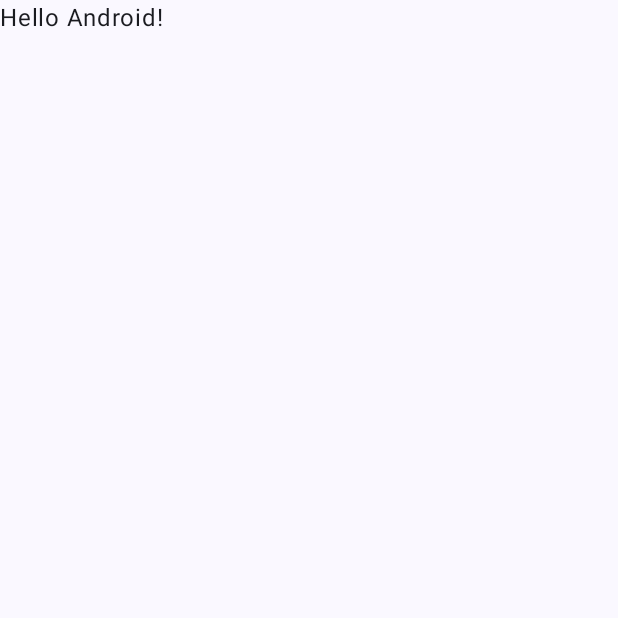
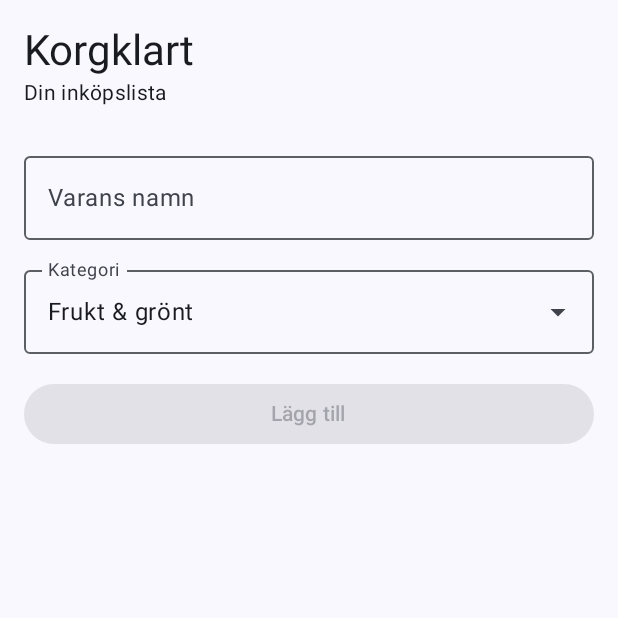
Before and after one commit to angiescoding2/Korgklart, an Android app built with Jetpack Compose: the screen it shows after launch (MainActivity), on a phone screen of 412 x 824 dp, the top half of it. Before the commit the part shown is almost empty. Run offline under Robolectric (Android 15) with nearby library versions, the phone set to English and light mode, and no system bars.

Commit message:
Add shopping item forms with category selection

```diff
--- a/app/src/main/java/com/example/korgklart/MainActivity.kt
+++ b/app/src/main/java/com/example/korgklart/MainActivity.kt
@@ -4,8 +4,8 @@
  [x] 1. Skapa Androidprojekt och koppla till GitHub.
  [x] 2. Skapa data class GroceryItem med minst tre egenskaper.
  [x] 3. Skapa ShoppingViewModel som hanterar inköpslistan.
- [ ] 4. Skapa appens gränssnitt med Material 3 och tema.
- [ ] 5. Lägg till TextField, kategorival och Button.
+ [] 4. Skapa appens gränssnitt med Material 3 och tema.
+ [x] 5. Lägg till TextField, kategorival och Button.
  [ ] 6. Visa inköpslistan med LazyColumn.
  [ ] 7. Lägg till funktion för att markera varor som inköpta.
  [ ] 8. Lägg till funktioner för att redigera och ta bort varor.
@@ -13,30 +13,68 @@
  [ ] 10. Testa, felsök med Logcat och färdigställ README.
  * GIT: Gör minst 5 tydliga commits under utvecklingen.
  */
+
+
 package com.example.korgklart
 
+// Importerar klasser som behövs för att starta Android-appen.
 import android.os.Bundle
 import androidx.activity.ComponentActivity
 import androidx.activity.compose.setContent
 import androidx.activity.enableEdgeToEdge
+
+// Importerar komponenter för appens gränssnitt.
+import androidx.compose.foundation.layout.Column
 import androidx.compose.foundation.layout.fillMaxSize
 import androidx.compose.foundation.layout.padding
 import androidx.compose.material3.Scaffold
 import androidx.compose.material3.Text
+import androidx.compose.material3.MaterialTheme
 import androidx.compose.runtime.Composable
 import androidx.compose.ui.Modifier
-import androidx.compose.ui.tooling.preview.Preview
+import androidx.compose.ui.unit.dp
+
+// Importerar appens tema.
 import com.example.korgklart.ui.theme.KorgklartTheme
+// Komponenter för formulär och kategorival.
+import androidx.compose.foundation.layout.Spacer
+import androidx.compose.foundation.layout.height
+import androidx.compose.material3.Button
+import androidx.compose.material3.OutlinedTextField
+import androidx.compose.material3.ExposedDropdownMenuBox
+import androidx.compose.material3.ExposedDropdownMenuDefaults
+import androidx.compose.material3.DropdownMenuItem
+import androidx.compose.runtime.getValue
+import androidx.compose.runtime.setValue
+import androidx.compose.runtime.mutableStateOf
+import androidx.compose.runtime.remember
+// Används för komponenter som fyller bredden och Material 3-menyn.
+import androidx.compose.foundation.layout.fillMaxWidth
+import androidx.compose.material3.ExperimentalMaterial3Api
 
+// MainActivity är den första Activity som startas när appen öppnas.
 class MainActivity : ComponentActivity() {
+
+    // onCreate körs när Activity skapas.
     override fun onCreate(savedInstanceState: Bundle?) {
         super.onCreate(savedInstanceState)
+
+        // Gör att appens innehåll kan ritas bakom systemfält.
         enableEdgeToEdge()
+
+        // Bestämmer vilket gränssnitt appen ska visa.
         setContent {
+
+            // Använder Korgklarts färger och Material 3-tema.
             KorgklartTheme {
-                Scaffold(modifier = Modifier.fillMaxSize()) { innerPadding ->
-                    Greeting(
-                        name = "Android",
+
+                // Scaffold skapar en grundstruktur för appens skärm.
+                Scaffold(
+                    modifier = Modifier.fillMaxSize()
+                ) { innerPadding ->
+
+                    // Visar vår egen huvudsida med rätt marginaler.
+                    ShoppingScreen(
                         modifier = Modifier.padding(innerPadding)
                     )
                 }
@@ -45,18 +83,121 @@ class MainActivity : ComponentActivity() {
     }
 }
 
+// Skapar Korgklarts huvudsida med Jetpack Compose.
+
+// Skapar Korgklarts huvudsida.
+@OptIn(ExperimentalMaterial3Api::class)
 @Composable
-fun Greeting(name: String, modifier: Modifier = Modifier) {
-    Text(
-        text = "Hello $name!",
+fun ShoppingScreen(modifier: Modifier = Modifier) {
+
+    // Sparar texten som användaren skriver.
+    var itemName by remember { mutableStateOf("") }
+
+    // Skapar kategorierna som användaren kan välja mellan.
+    val categories = listOf(
+        "Frukt & grönt",
+        "Mejeri",
+        "Kött & fisk",
+        "Skafferi",
+        "Övrigt"
+    )
+
+    // Sparar den valda kategorin.
+    var selectedCategory by remember {
+        mutableStateOf(categories.first())
+    }
+
+    // Håller reda på om kategorimenyn är öppen.
+    var expanded by remember { mutableStateOf(false) }
+
+    // Placerar komponenterna under varandra.
+    Column(
         modifier = modifier
-    )
-}
+            .fillMaxSize()
+            .padding(16.dp)
+    ) {
 
-@Preview(showBackground = true)
-@Composable
-fun GreetingPreview() {
-    KorgklartTheme {
-        Greeting("Android")
+        // Visar appens namn.
+        Text(
+            text = "Korgklart",
+            style = MaterialTheme.typography.headlineMedium
+        )
+
+        // Visar en kort beskrivning.
+        Text(
+            text = "Din inköpslista",
+            style = MaterialTheme.typography.bodyMedium
+        )
+
+        // Skapar avstånd mellan rubrik och formulär.
+        Spacer(modifier = Modifier.height(24.dp))
+
+        // Textfält där användaren skriver varans namn.
+        OutlinedTextField(
+            value = itemName,
+            onValueChange = { itemName = it },
+            label = { Text("Varans namn") },
+            modifier = Modifier.fillMaxWidth(),
+            singleLine = true
+        )
+
+        // Skapar avstånd mellan textfält och kategorival.
+        Spacer(modifier = Modifier.height(12.dp))
+
+        // Skapar en meny för kategorival.
+        ExposedDropdownMenuBox(
+            expanded = expanded,
+            onExpandedChange = { expanded = it }
+        ) {
+
+            // Visar den valda kategorin.
+            OutlinedTextField(
+                value = selectedCategory,
+                onValueChange = {},
+                readOnly = true,
+                label = { Text("Kategori") },
+                trailingIcon = {
+                    ExposedDropdownMenuDefaults.TrailingIcon(
+                        expanded = expanded
+                    )
+                },
+                modifier = Modifier
+                    .menuAnchor()
+                    .fillMaxWidth()
+            )
+
+            // Visar alla kategorier när menyn öppnas.
+            ExposedDropdownMenu(
+                expanded = expanded,
+                onDismissRequest = { expanded = false }
+            ) {
+
+                // Skapar ett menyval för varje kategori.
+                categories.forEach { category ->
+                    DropdownMenuItem(
+                        text = { Text(category) },
+                        onClick = {
+                            selectedCategory = category
+                            expanded = false
+                        }
+                    )
+                }
+            }
+        }
+
+        // Skapar avstånd mellan kategorival och knapp.
+        Spacer(modifier = Modifier.height(16.dp))
+
+        // Skapar knappen för att lägga till en vara.
+        Button(
+            onClick = {
+                // Kopplingen till ShoppingViewModel
+                // lägger vi till i nästa steg.
+            },
+            enabled = itemName.isNotBlank(),
+            modifier = Modifier.fillMaxWidth()
+        ) {
+            Text("Lägg till")
+        }
     }
 }
```
